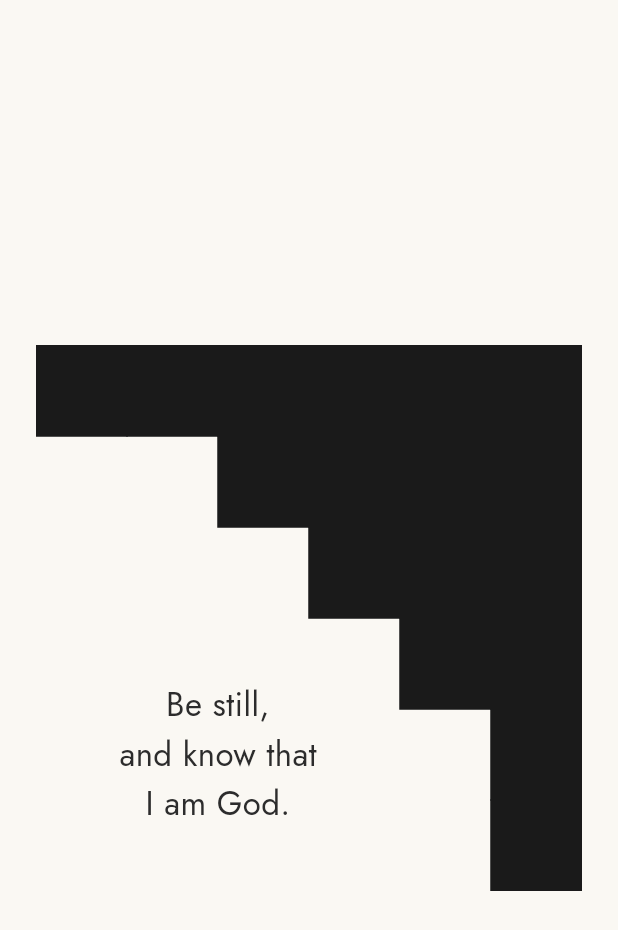
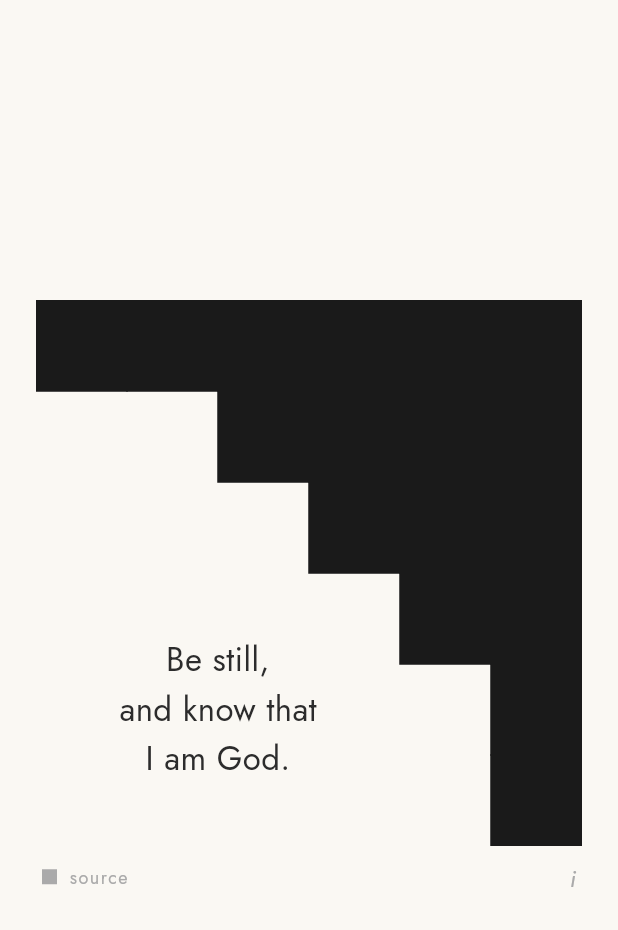
Before and after one commit to siva-sakti/bauhaus-bible-random, a Flutter app: the screen it shows after launch, on a phone screen of 412 x 824 dp. Shown: the top 930 px of the screen. Run offline on Flutter 3.47's test engine with Material 3 defaults, Android fonts, the phone set to English and light mode, and no system bars; our stand-ins replace google_fonts.

Commit message:
Add source attribution button and basic onboarding
- New lib/features/attribution.dart with Verse data structure and default verses
- Source button (■ source) in bottom-left toggles 3D flip to show verse reference
- Info button (i) in bottom-right opens 3-page onboarding overlay
- Fixed layout: grid stays centered and constant size during animations
- Controls area always visible below the grid

🤖 Generated with [Claude Code](https://claude.com/claude-code)

Co-Authored-By: Claude Opus 4.5 <noreply@anthropic.com>

```diff
--- /dev/null
+++ b/lib/features/attribution.dart
@@ -0,0 +1,103 @@
+import 'package:flutter/material.dart';
+import 'package:google_fonts/google_fonts.dart';
+
+/// Attribution icon widget - a small filled square that triggers source reveal
+class AttributionIcon extends StatelessWidget {
+  final VoidCallback onTap;
+  final bool isShowingSource;
+  final double opacity;
+
+  const AttributionIcon({
+    super.key,
+    required this.onTap,
+    this.isShowingSource = false,
+    this.opacity = 1.0,
+  });
+
+  @override
+  Widget build(BuildContext context) {
+    return GestureDetector(
+      onTap: onTap,
+      child: Opacity(
+        opacity: opacity,
+        child: Container(
+          width: 12,
+          height: 12,
+          decoration: BoxDecoration(
+            color: isShowingSource
+                ? const Color(0xFF1A1A1A)
+                : const Color(0xFF1A1A1A),
+            border: isShowingSource
+                ? Border.all(color: const Color(0xFF1A1A1A), width: 2)
+                : null,
+          ),
+        ),
+      ),
+    );
+  }
+}
+
+/// Source text widget - displays the attribution (book/chapter/verse)
+class SourceText extends StatelessWidget {
+  final String source;
+  final double opacity;
+
+  const SourceText({
+    super.key,
+    required this.source,
+    this.opacity = 1.0,
+  });
+
+  @override
+  Widget build(BuildContext context) {
+    return Opacity(
+      opacity: opacity,
+      child: Text(
+        source,
+        textAlign: TextAlign.center,
+        style: GoogleFonts.jost(
+          fontSize: 16,
+          height: 1.5,
+          color: const Color(0xFF2C2C2C),
+          fontWeight: FontWeight.w400,
+          letterSpacing: 0.5,
+        ),
+      ),
+    );
+  }
+}
+
+/// Data class for a verse with its source
+class Verse {
+  final String text;
+  final String source;
+
+  const Verse({
+    required this.text,
+    required this.source,
+  });
+}
+
+/// Default verses with attributions
+const List<Verse> defaultVerses = [
+  Verse(
+    text: "Be still,\nand know that\nI am God.",
+    source: "Psalm 46:10",
+  ),
+  Verse(
+    text: "The light shines\nin the darkness.",
+    source: "John 1:5",
+  ),
+  Verse(
+    text: "For everything\nthere is a season.",
+    source: "Ecclesiastes 3:1",
+  ),
+  Verse(
+    text: "Love is patient,\nlove is kind.",
+    source: "1 Corinthians 13:4",
+  ),
+  Verse(
+    text: "Ask, and it will\nbe given to you.",
+    source: "Matthew 7:7",
+  ),
+];
--- a/lib/main.dart
+++ b/lib/main.dart
@@ -1,6 +1,7 @@
-import 'dart:math';
+import 'dart:math' as math;
 import 'package:flutter/material.dart';
 import 'package:google_fonts/google_fonts.dart';
+import 'features/attribution.dart';
 
 void main() {
   runApp(const BibleTilesApp());
@@ -39,7 +40,7 @@ class _TileRevealScreenState extends State<TileRevealScreen>
   double _quoteStartTime = 0.0; // When quote starts fading in (normalized 0-1)
   double _quoteEndTime = 1.0;   // When quote is fully visible
 
-  final Random _random = Random();
+  final math.Random _random = math.Random();
 
   static const int gridSize = 6;
 
@@ -112,14 +113,17 @@ class _TileRevealScreenState extends State<TileRevealScreen>
 
   static const int maxTiles = 30;
 
-  final List<String> quotes = [
-    "Be still,\nand know that\nI am God.",
-    "The light shines\nin the darkness.",
-    "For everything\nthere is a season.",
-    "Love is patient,\nlove is kind.",
-    "Ask, and it will\nbe given to you.",
-  ];
+  // Using Verse data from features/attribution.dart
+  final List<Verse> verses = defaultVerses;
   int _currentQuote = 0;
+
+  // Attribution state
+  bool _showingSource = false;
+  late AnimationController _flipController;
+
+  // Onboarding state
+  bool _showingOnboarding = false;
+  int _onboardingPage = 0;
 
   @override
   void initState() {
@@ -138,6 +142,12 @@ class _TileRevealScreenState extends State<TileRevealScreen>
       duration: const Duration(milliseconds: 800),
       vsync: this,
     );
+
+    _flipController = AnimationController(
+      duration: const Duration(milliseconds: 350),
+      vsync: this,
+    );
+    _flipController.addListener(() => setState(() {}));
 
     _masterController.addListener(_onAnimationUpdate);
     _masterController.addStatusListener(_onAnimationStatus);
@@ -568,6 +578,12 @@ class _TileRevealScreenState extends State<TileRevealScreen>
   void _transitionToNext() {
     if (_isTransitioning) return;
 
+    // Reset source view if showing
+    if (_showingSource) {
+      _showingSource = false;
+      _flipController.reset();
+    }
+
     setState(() {
       _isTransitioning = true;
       _newQuoteFadingIn = false;
@@ -580,7 +596,7 @@ class _TileRevealScreenState extends State<TileRevealScreen>
       _quoteFadeOutController.removeListener(_onFadeOutUpdate);
       setState(() {
         _showingQuote = false;
-        _currentQuote = (_currentQuote + 1) % quotes.length;
+        _currentQuote = (_currentQuote + 1) % verses.length;
         _quoteOpacity = 0.0;
         _newQuoteFadingIn = true; // NOW we're ready to fade in new quote
       });
@@ -650,30 +666,206 @@ class _TileRevealScreenState extends State<TileRevealScreen>
   void dispose() {
     _masterController.dispose();
     _quoteFadeOutController.dispose();
+    _flipController.dispose();
     super.dispose();
+  }
+
+  void _toggleSource() {
+    if (_isTransitioning) return;
+
+    setState(() {
+      _showingSource = !_showingSource;
+    });
+
+    if (_showingSource) {
+      _flipController.forward();
+    } else {
+      _flipController.reverse();
+    }
+  }
+
+  void _showOnboarding() {
+    setState(() {
+      _showingOnboarding = true;
+      _onboardingPage = 0;
+    });
+  }
+
+  void _nextOnboardingPage() {
+    setState(() {
+      if (_onboardingPage < 2) {
+        _onboardingPage++;
+      } else {
+        _showingOnboarding = false;
+        _onboardingPage = 0;
+      }
+    });
+  }
+
+  void _dismissOnboarding() {
+    setState(() {
+      _showingOnboarding = false;
+      _onboardingPage = 0;
+    });
+  }
+
+  Widget _buildFlipContent() {
+    final angle = _flipController.value * math.pi;
+    final isFrontVisible = angle < math.pi / 2;
+
+    return Transform(
+      alignment: Alignment.center,
+      transform: Matrix4.identity()
+        ..setEntry(3, 2, 0.001) // perspective
+        ..rotateY(angle),
+      child: isFrontVisible
+          ? FittedBox(
+              fit: BoxFit.scaleDown,
+              child: Text(
+                verses[_currentQuote].text,
+                textAlign: TextAlign.center,
+                style: GoogleFonts.jost(
+                  fontSize: 22,
+                  height: 1.5,
+                  color: const Color(0xFF2C2C2C),
+                  fontWeight: FontWeight.w400,
+                ),
+              ),
+            )
+          : Transform(
+              alignment: Alignment.center,
+              transform: Matrix4.identity()..rotateY(math.pi),
+              child: FittedBox(
+                fit: BoxFit.scaleDown,
+                child: SourceText(
+                  source: verses[_currentQuote].source,
+                ),
+              ),
+            ),
+    );
   }
 
   @override
   Widget build(BuildContext context) {
-    // Old quote fading out: use current composition's clearing
-    // New quote fading in: use target composition's clearing
+    return Scaffold(
+      body: Stack(
+        children: [
+          // Main content
+          GestureDetector(
+            onTap: _showingQuote && !_isTransitioning && !_showingOnboarding
+                ? _transitionToNext
+                : null,
+            behavior: HitTestBehavior.opaque,
+            child: SafeArea(
+              child: Center(
+                child: LayoutBuilder(
+                  builder: (context, constraints) {
+                    final controlsHeight = 60.0;
+                    final padding = 24.0;
+                    final availableWidth = constraints.maxWidth - (padding * 2);
+                    final availableHeight = constraints.maxHeight - (padding * 2) - controlsHeight;
+                    final squareSize = availableWidth < availableHeight ? availableWidth : availableHeight;
+
+                    return Column(
+                      mainAxisSize: MainAxisSize.min,
+                      children: [
+                        SizedBox(
+                          width: squareSize,
+                          height: squareSize,
+                          child: _buildGrid(squareSize),
+                        ),
+                        SizedBox(
+                          height: controlsHeight,
+                          width: squareSize,
+                          child: _buildControls(),
+                        ),
+                      ],
+                    );
+                  },
+                ),
+              ),
+            ),
+          ),
+
+          // Onboarding overlay
+          if (_showingOnboarding) _buildOnboardingOverlay(),
+        ],
+      ),
+    );
+  }
+
+  Widget _buildOnboardingOverlay() {
+    final pages = [
+      {
+        'title': 'welcome',
+        'body': 'a quiet space for\ncontemplation',
+      },
+      {
+        'title': 'navigate',
+        'body': 'tap anywhere for\nthe next verse\n\ntap ■ source to see\nwhere it\'s from',
+      },
+      {
+        'title': 'breathe',
+        'body': 'let each verse\nsettle before\nmoving on',
+      },
+    ];
+
+    final page = pages[_onboardingPage];
+
+    return GestureDetector(
+      onTap: _nextOnboardingPage,
+      child: Container(
+        color: const Color(0xFFFAF8F3).withOpacity(0.95),
+        child: SafeArea(
+          child: Center(
+            child: Padding(
+              padding: const EdgeInsets.all(48.0),
+              child: Column(
+                mainAxisAlignment: MainAxisAlignment.center,
+                children: [
+                  Text(
+                    page['title']!,
+                    style: GoogleFonts.jost(
+                      fontSize: 14,
+                      color: const Color(0xFFAAAAAA),
+                      letterSpacing: 2.0,
+                    ),
+                  ),
+                  const SizedBox(height: 32),
+                  Text(
+                    page['body']!,
+                    textAlign: TextAlign.center,
+                    style: GoogleFonts.jost(
+                      fontSize: 20,
+                      height: 1.6,
+                      color: const Color(0xFF2C2C2C),
+                      fontWeight: FontWeight.w400,
+                    ),
+                  ),
+                  const SizedBox(height: 48),
+                  Text(
+                    _onboardingPage < 2 ? 'tap to continue' : 'tap to begin',
+                    style: GoogleFonts.jost(
+                      fontSize: 12,
+                      color: const Color(0xFFAAAAAA),
+                      letterSpacing: 1.0,
+                    ),
+                  ),
+                ],
+              ),
+            ),
+          ),
+        ),
+      ),
+    );
+  }
+
+  Widget _buildGrid(double size) {
     final clearing = _newQuoteFadingIn
         ? _clearings[_targetComposition]
         : _clearings[_currentComposition];
 
-    return Scaffold(
-      body: GestureDetector(
-        onTap: _showingQuote && !_isTransitioning ? _transitionToNext : null,
-        behavior: HitTestBehavior.opaque,
-        child: Center(
-          child: AspectRatio(
-            aspectRatio: 1,
-            child: Padding(
-              padding: const EdgeInsets.all(24.0),
-              child: LayoutBuilder(
-                builder: (context, constraints) {
-                  final gridWidth = constraints.maxWidth;
-                  final tileSize = gridWidth / gridSize;
+    final tileSize = size / 6; // gridSize is 6
 
     final clearingLeft = clearing.left * tileSize;
     final clearingTop = clearing.top * tileSize;
@@ -683,7 +875,7 @@ class _TileRevealScreenState extends State<TileRevealScreen>
     return Stack(
       clipBehavior: Clip.hardEdge,
       children: [
-                      // Quote layer
+        // Quote/Source layer with 3D flip
         if (_showingQuote)
           Positioned(
             left: clearingLeft,
@@ -695,19 +887,7 @@ class _TileRevealScreenState extends State<TileRevealScreen>
               child: Center(
                 child: Padding(
                   padding: const EdgeInsets.all(8.0),
-                                child: FittedBox(
-                                  fit: BoxFit.scaleDown,
-                                  child: Text(
-                                    quotes[_currentQuote],
-                                    textAlign: TextAlign.center,
-                                    style: GoogleFonts.jost(
-                                      fontSize: 22,
-                                      height: 1.5,
-                                      color: const Color(0xFF2C2C2C),
-                                      fontWeight: FontWeight.w400,
-                                    ),
-                                  ),
-                                ),
+                  child: _buildFlipContent(),
                 ),
               ),
             ),
@@ -715,8 +895,8 @@ class _TileRevealScreenState extends State<TileRevealScreen>
 
         // Tiles layer
         ..._tiles.where((t) =>
-                          t.currentPos.dx >= -0.5 && t.currentPos.dx < gridSize + 0.5 &&
-                          t.currentPos.dy >= -0.5 && t.currentPos.dy < gridSize + 0.5
+            t.currentPos.dx >= -0.5 && t.currentPos.dx < 6.5 &&
+            t.currentPos.dy >= -0.5 && t.currentPos.dy < 6.5
         ).map((tile) {
           return Positioned(
             left: tile.currentPos.dx * tileSize - 0.5,
@@ -728,34 +908,60 @@ class _TileRevealScreenState extends State<TileRevealScreen>
             ),
           );
         }),
+      ],
+    );
+  }
 
-                      // Tap hint
-                      if (_showingQuote && !_isTransitioning && _quoteOpacity > 0.8)
-                        Positioned(
-                          bottom: -40,
-                          left: 0,
-                          right: 0,
-                          child: Opacity(
-                            opacity: (_quoteOpacity - 0.8) * 5, // Fade in during last 20% of quote fade
-                            child: Text(
-                              'tap for another',
-                              textAlign: TextAlign.center,
+  Widget _buildControls() {
+    return Row(
+      mainAxisAlignment: MainAxisAlignment.spaceBetween,
+      crossAxisAlignment: CrossAxisAlignment.start,
+      children: [
+        // Source/text toggle (left side)
+        Padding(
+          padding: const EdgeInsets.only(left: 4.0, top: 12.0),
+          child: GestureDetector(
+            onTap: _toggleSource,
+            behavior: HitTestBehavior.opaque,
+            child: Row(
+              mainAxisSize: MainAxisSize.min,
+              children: [
+                Container(
+                  width: 10,
+                  height: 10,
+                  color: const Color(0xFFAAAAAA),
+                ),
+                const SizedBox(width: 8),
+                Text(
+                  _showingSource ? 'text' : 'source',
                   style: GoogleFonts.jost(
                     fontSize: 12,
                     color: const Color(0xFFAAAAAA),
-                                letterSpacing: 1.2,
+                    letterSpacing: 1.0,
+                  ),
+                ),
+              ],
+            ),
+          ),
+        ),
+
+        // Info icon (right side)
+        Padding(
+          padding: const EdgeInsets.only(right: 4.0, top: 10.0),
+          child: GestureDetector(
+            onTap: _showOnboarding,
+            behavior: HitTestBehavior.opaque,
+            child: Text(
+              'i',
+              style: GoogleFonts.jost(
+                fontSize: 16,
+                color: const Color(0xFFAAAAAA),
+                fontStyle: FontStyle.italic,
               ),
             ),
           ),
         ),
       ],
-                  );
-                },
-              ),
-            ),
-          ),
-        ),
-      ),
     );
   }
 }
```
Lines whose indentation alone changed are shown as unchanged.
